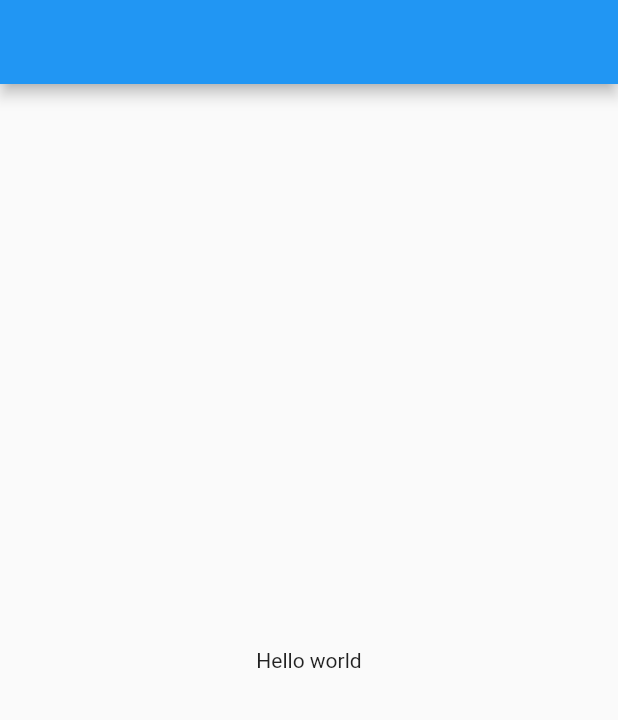
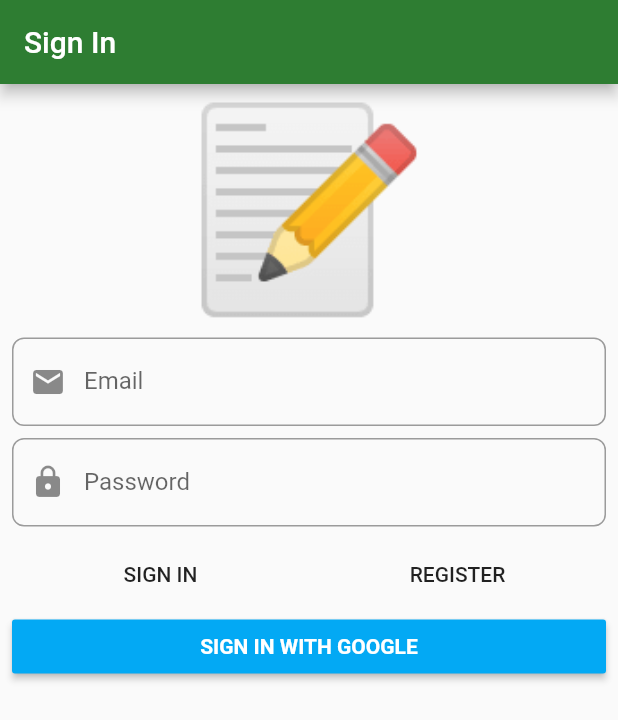
Before and after one commit to PuzzleLeaf/flutter_study, a Flutter app: the screen it shows after launch, on a phone screen of 412 x 824 dp. Shown: the top 720 px of the screen. Run offline on Flutter 3.47's test engine with Material 2 defaults, Android fonts, the phone set to English and light mode, and no system bars; our stand-ins replace bloc, dartz, firebase_auth, flushbar, flutter_bloc, freezed_annotation and 3 more; accounts and stored records are empty; generated files the repository leaves out were written again.

Commit message:
auth with bloc

```diff
--- a/1. ddd/lib/domain/core/value_objects.dart
+++ b/1. ddd/lib/domain/core/value_objects.dart
@@ -1,10 +1,7 @@
 import 'package:dartz/dartz.dart';
 import 'package:domain_driven/domain/core/errors.dart';
 import 'package:domain_driven/domain/core/failures.dart';
-import 'package:flutter/foundation.dart';
 
-
-@immutable
 abstract class ValueObjects<T> {
   ValueObjects();
   Either<ValueFailure<T>, T> value;
@@ -19,7 +16,7 @@ abstract class ValueObjects<T> {
   bool isValid() => value.isRight();
 
   @override
-  String toString() => 'EmailAddress($value)';
+  String toString() => 'ValueObject($value)';
 
   @override
   bool operator == (Object other) {
--- a/1. ddd/lib/domain/core/value_validators.dart
+++ b/1. ddd/lib/domain/core/value_validators.dart
@@ -17,7 +17,7 @@ Either<ValueFailure<String>, String> validatePassword(String input) {
   if (input.length >= 6) {
     return right(input);
   } else {
-    return left(ValueFailure.invalidEmail(failedValue: input));
+    return left(ValueFailure.shortPassword(failedValue: input));
   }
 }
 
--- a/1. ddd/lib/infrastructure/auth/firebase_auth_facade.dart
+++ b/1. ddd/lib/infrastructure/auth/firebase_auth_facade.dart
@@ -80,7 +80,8 @@ class FirebaseAuthFacade extends IAuthFacade {
       } else {}
 
       final googleAuthentication = await googleUser.authentication;
-      final authCredential = GoogleAuthProvider.credential(
+
+      final authCredential = GoogleAuthProvider.getCredential(
           idToken: googleAuthentication.idToken,
           accessToken: googleAuthentication.accessToken);
 
--- a/1. ddd/lib/main.dart
+++ b/1. ddd/lib/main.dart
@@ -1,28 +1,9 @@
 import 'package:domain_driven/injection.dart';
+import 'package:domain_driven/presentation/core/app_widget.dart';
 import 'package:flutter/material.dart';
 import 'package:injectable/injectable.dart';
 
 void main() {
   configureInjection(Environment.prod);
-  runApp(MyApp());
+  runApp(AppWidget());
 }
-
-class MyApp extends StatelessWidget {
-  // This widget is the root of your application.
-  @override
-  Widget build(BuildContext context) {
-    return MaterialApp(
-      title: 'Flutter Demo',
-      theme: ThemeData(
-      ),
-      home: Scaffold(
-        appBar: AppBar(),
-        body: Center(
-          child: Container(
-            child: Text('Hello world'),
-          ),
-        ),
-      )
-    );
-  }
-}
--- /dev/null
+++ b/1. ddd/lib/presentation/core/app_widget.dart
@@ -0,0 +1,23 @@
+import 'package:domain_driven/presentation/sign_in/sign_in_page.dart';
+import 'package:flutter/material.dart';
+
+class AppWidget extends StatelessWidget {
+  // This widget is the root of your application.
+  @override
+  Widget build(BuildContext context) {
+    return MaterialApp(
+        title: 'Note',
+        debugShowCheckedModeBanner: false,
+        theme: ThemeData.light().copyWith(
+          primaryColor: Colors.green[800],
+          accentColor: Colors.blueAccent,
+          inputDecorationTheme: InputDecorationTheme(
+            border: OutlineInputBorder(
+              borderRadius: BorderRadius.circular(8)
+            )
+          )
+        ),
+        home: SignInPage()
+    );
+  }
+}
--- /dev/null
+++ b/1. ddd/lib/presentation/sign_in/sign_in_page.dart
@@ -0,0 +1,20 @@
+import 'package:domain_driven/application/auth/sign_in_form/bloc/sign_in_form_bloc.dart';
+import 'package:domain_driven/injection.dart';
+import 'package:domain_driven/presentation/sign_in/widgets/sign_in_form.dart';
+import 'package:flutter/material.dart';
+import 'package:flutter_bloc/flutter_bloc.dart';
+
+class SignInPage extends StatelessWidget {
+  @override
+  Widget build(BuildContext context) {
+    return Scaffold(
+      appBar: AppBar(
+        title: const Text('Sign In'),
+      ),
+      body: BlocProvider(
+        create: (context) => getIt<SignInFormBloc>(),
+        child: SignInForm(),
+      ),
+    );
+  }
+}
--- /dev/null
+++ b/1. ddd/lib/presentation/sign_in/widgets/sign_in_form.dart
@@ -0,0 +1,133 @@
+import 'package:domain_driven/application/auth/sign_in_form/bloc/sign_in_form_bloc.dart';
+import 'package:flushbar/flushbar_helper.dart';
+import 'package:flutter/material.dart';
+import 'package:flutter_bloc/flutter_bloc.dart';
+
+class SignInForm extends StatelessWidget {
+  @override
+  Widget build(BuildContext context) {
+    return BlocConsumer<SignInFormBloc, SignInFormState>(
+      listener: (context, state) {
+        state.authFailureOrSuccessOption.fold(
+          () => null,
+          (either) => either.fold(
+            (failure) => {
+              FlushbarHelper.createError(
+                message: failure.map(
+                    cancelledByUser: (_) => 'Cancelled',
+                    serverError: (_) => 'Server error',
+                    emailAlreadyInUse: (_) => 'Email already in use',
+                    invalidEmailAndPasswordCombination: (_) => 'Invalid email and password combination'),
+              ).show(context)
+            },
+            (r) => null,
+          ),
+        );
+      },
+      builder: (context, state) {
+        return Form(
+          autovalidate: state.showErrorMessages,
+          child: ListView(
+            padding: const EdgeInsets.all(8),
+            children: [
+              const Text(
+                '📝',
+                textAlign: TextAlign.center,
+                style: TextStyle(fontSize: 130),
+              ),
+              const SizedBox(height: 8),
+              TextFormField(
+                decoration: const InputDecoration(
+                  prefixIcon: Icon(Icons.email),
+                  labelText: 'Email',
+                ),
+                autocorrect: false,
+                onChanged: (value) => context
+                    .bloc<SignInFormBloc>()
+                    .add(SignInFormEvent.emailChanged(value)),
+                validator: (_) => context
+                    .bloc<SignInFormBloc>()
+                    .state
+                    .emailAddress
+                    .value
+                    .fold(
+                      (f) => f.maybeMap(
+                        invalidEmail: (_) => 'Invalid Email',
+                        orElse: () => null,
+                      ),
+                      (_) => null,
+                    ),
+              ),
+              const SizedBox(height: 8),
+              TextFormField(
+                decoration: const InputDecoration(
+                  prefixIcon: Icon(Icons.lock),
+                  labelText: 'Password',
+                ),
+                autocorrect: false,
+                obscureText: true,
+                onChanged: (value) => context
+                    .bloc<SignInFormBloc>()
+                    .add(SignInFormEvent.passwordChange(value)),
+                validator: (_) =>
+                    context.bloc<SignInFormBloc>().state.password.value.fold(
+                          (f) => f.maybeMap(
+                            shortPassword: (_) => 'Short Password',
+                            orElse: () => null,
+                          ),
+                          (_) => null,
+                        ),
+              ),
+              const SizedBox(height: 8),
+              Row(
+                children: [
+                  Expanded(
+                    child: FlatButton(
+                      onPressed: () {
+                        context.bloc<SignInFormBloc>().add(
+                              const SignInFormEvent
+                                  .signInWithEmailAndPasswordPressed(),
+                            );
+                      },
+                      child: const Text('SIGN IN'),
+                    ),
+                  ),
+                  Expanded(
+                    child: FlatButton(
+                      onPressed: () {
+                        context.bloc<SignInFormBloc>().add(
+                              const SignInFormEvent
+                                  .registerWithEmailAndPasswordPressed(),
+                            );
+                      },
+                      child: const Text('REGISTER'),
+                    ),
+                  ),
+                ],
+              ),
+              RaisedButton(
+                onPressed: () {
+                  context
+                      .bloc<SignInFormBloc>()
+                      .add(const SignInFormEvent.signInWithGooglePressed());
+                },
+                color: Colors.lightBlue,
+                child: const Text(
+                  'SIGN IN WITH GOOGLE',
+                  style: TextStyle(
+                    color: Colors.white,
+                    fontWeight: FontWeight.bold,
+                  ),
+                ),
+              ),
+              if (state.isSubmitting) ...[
+                const SizedBox(height: 8),
+                const LinearProgressIndicator(value: null),
+              ]
+            ],
+          ),
+        );
+      },
+    );
+  }
+}
```
Also changed, not shown: 1. ddd/pubspec.lock, 1 other file.
